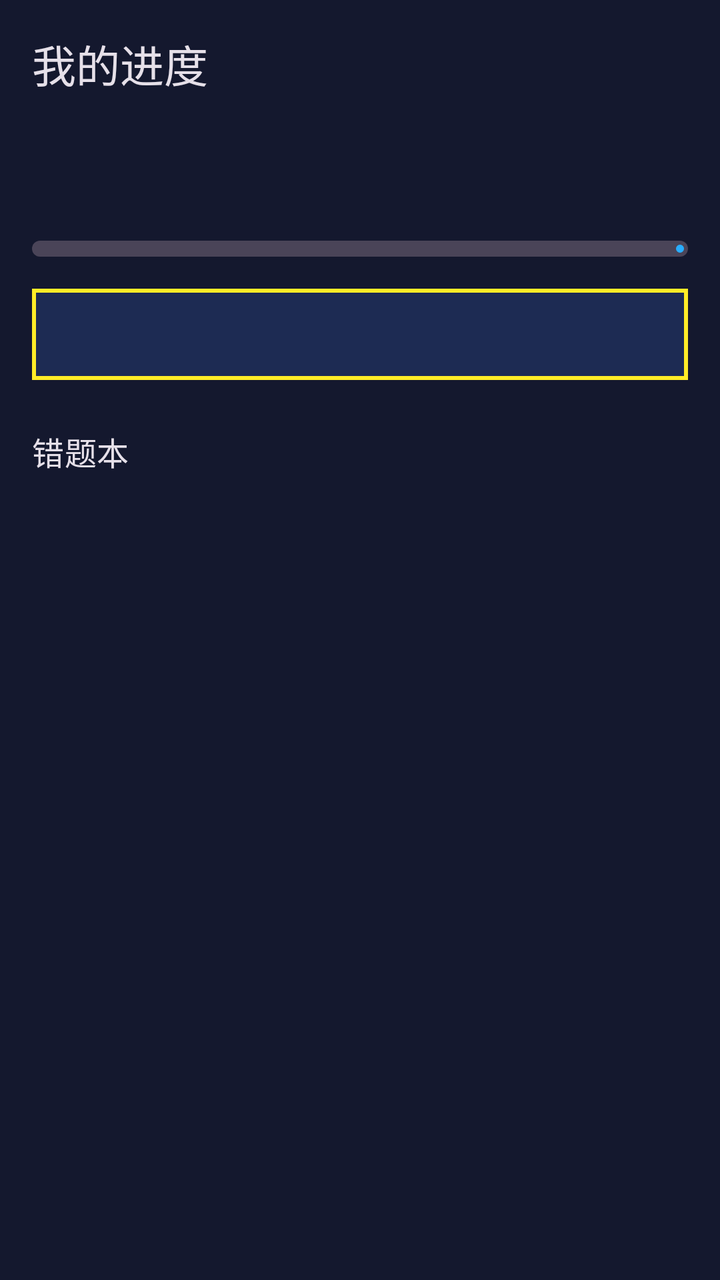
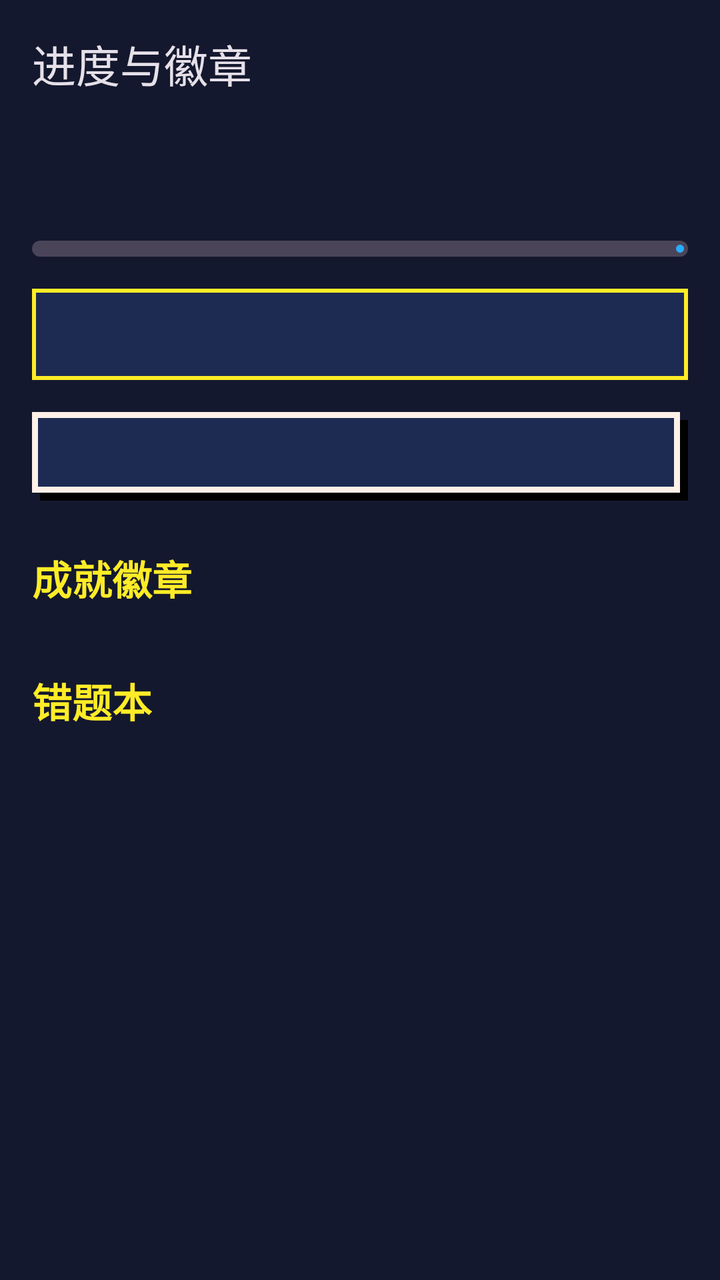

The first picture is an Android layout as it rendered before a commit; the second is the same layout after the commit. The layout source and the unified diff follow.
<!-- AndroidManifest.xml: application theme Theme.PyStarter -->
<!-- res/layout/activity_progress.xml -->
<?xml version="1.0" encoding="utf-8"?>
<LinearLayout xmlns:android="http://schemas.android.com/apk/res/android"
    xmlns:app="http://schemas.android.com/apk/res-auto"
    android:layout_width="match_parent"
    android:layout_height="match_parent"
    android:fitsSystemWindows="true"
    android:orientation="vertical">

    <com.google.android.material.appbar.MaterialToolbar
        android:id="@+id/toolbar"
        android:layout_width="match_parent"
        android:layout_height="?attr/actionBarSize"
        app:title="@string/my_progress" />

    <androidx.core.widget.NestedScrollView
        android:layout_width="match_parent"
        android:layout_height="match_parent">

        <LinearLayout
            android:layout_width="match_parent"
            android:layout_height="wrap_content"
            android:orientation="vertical"
            android:padding="16dp">

            <TextView
                android:id="@+id/correctCount"
                android:layout_width="wrap_content"
                android:layout_height="wrap_content"
                android:textAppearance="?attr/textAppearanceHeadlineSmall" />

            <com.google.android.material.progressindicator.LinearProgressIndicator
                android:id="@+id/totalProgress"
                android:layout_width="match_parent"
                android:layout_height="wrap_content"
                android:layout_marginTop="8dp"
                app:trackCornerRadius="4dp"
                app:trackThickness="8dp" />

            <TextView
                android:id="@+id/streakCount"
                android:layout_width="match_parent"
                android:layout_height="wrap_content"
                android:layout_marginTop="16dp"
                android:background="@drawable/bg_banner"
                android:padding="12dp"
                android:textAppearance="?attr/textAppearanceBodyLarge" />

            <TextView
                android:layout_width="wrap_content"
                android:layout_height="wrap_content"
                android:layout_marginTop="24dp"
                android:text="@string/wrong_book"
                android:textAppearance="?attr/textAppearanceTitleMedium" />

            <TextView
                android:id="@+id/wrongEmpty"
                android:layout_width="wrap_content"
                android:layout_height="wrap_content"
                android:layout_marginTop="8dp"
                android:text="@string/wrong_empty"
                android:visibility="gone" />

            <LinearLayout
                android:id="@+id/wrongList"
                android:layout_width="match_parent"
                android:layout_height="wrap_content"
                android:layout_marginTop="8dp"
                android:orientation="vertical" />
        </LinearLayout>
    </androidx.core.widget.NestedScrollView>
</LinearLayout>
<!-- resources referenced by this layout -->
<resources>
  <!-- drawable bg_banner (drawable) -->
  <?xml version="1.0" encoding="utf-8"?>
  <shape xmlns:android="http://schemas.android.com/apk/res/android" android:shape="rectangle">
      <solid android:color="@color/px_panel" />
      <stroke android:width="2dp" android:color="@color/px_yellow" />
  </shape>
  <string name="my_progress">我的进度</string>
  <string name="wrong_book">错题本</string>
  <string name="wrong_empty">暂时没有错题，真棒</string>
  <style name="Theme.PyStarter" parent="Theme.Material3.Dark.NoActionBar">
          <item name="colorPrimary">@color/px_blue</item>
          <item name="colorOnPrimary">@color/px_black</item>
          <item name="colorSecondary">@color/px_yellow</item>
          <item name="colorSurface">@color/px_panel</item>
          <item name="colorOnSurface">@color/px_white</item>
          <item name="android:colorBackground">@color/px_bg</item>
          <item name="android:windowBackground">@color/px_bg</item>
          <item name="android:statusBarColor">@color/px_black</item>
          <item name="android:navigationBarColor">@color/px_black</item>
          <item name="shapeAppearanceSmallComponent">@style/PxShape</item>
          <item name="shapeAppearanceMediumComponent">@style/PxShape</item>
          <item name="shapeAppearanceCornerSmall">@style/PxShape</item>
          <item name="shapeAppearanceCornerMedium">@style/PxShape</item>
          <item name="shapeAppearanceCornerLarge">@style/PxShape</item>
          <item name="shapeAppearanceCornerExtraLarge">@style/PxShape</item>
      </style>
  <color name="px_panel">#1D2B53</color>
  <color name="px_yellow">#FFEC27</color>
  <color name="px_blue">#29ADFF</color>
  <color name="px_black">#000000</color>
  <color name="px_white">#FFF1E8</color>
  <color name="px_bg">#14182E</color>
  <style name="PxShape">
          <item name="cornerFamily">cut</item>
          <item name="cornerSize">0dp</item>
      </style>
</resources>

<!-- the commit's change to res/layout/activity_progress.xml (unified diff, before → after) -->
@@ -46,11 +46,37 @@
                 android:textAppearance="?attr/textAppearanceBodyLarge" />
 
             <TextView
+                android:id="@+id/playerStats"
+                style="@style/PxText"
+                android:layout_width="match_parent"
+                android:layout_height="wrap_content"
+                android:layout_marginTop="16dp"
+                android:background="@drawable/px_panel"
+                android:paddingStart="14dp"
+                android:paddingTop="10dp"
+                android:paddingEnd="18dp"
+                android:paddingBottom="14dp" />
+
+            <TextView
+                style="@style/PxText.Title"
                 android:layout_width="wrap_content"
                 android:layout_height="wrap_content"
                 android:layout_marginTop="24dp"
-                android:text="@string/wrong_book"
-                android:textAppearance="?attr/textAppearanceTitleMedium" />
+                android:text="@string/badges" />
+
+            <LinearLayout
+                android:id="@+id/badgeList"
+                android:layout_width="match_parent"
+                android:layout_height="wrap_content"
+                android:layout_marginTop="8dp"
+                android:orientation="vertical" />
+
+            <TextView
+                style="@style/PxText.Title"
+                android:layout_width="wrap_content"
+                android:layout_height="wrap_content"
+                android:layout_marginTop="24dp"
+                android:text="@string/wrong_book" />
 
             <TextView
                 android:id="@+id/wrongEmpty"
<!-- resource entries referenced after the edit -->
@@ -6,9 +6,31 @@
       <solid android:color="@color/px_panel" />
       <stroke android:width="2dp" android:color="@color/px_yellow" />
   </shape>
-  <string name="my_progress">我的进度</string>
+  <!-- drawable px_panel (drawable) -->
+  <?xml version="1.0" encoding="utf-8"?>
+  <layer-list xmlns:android="http://schemas.android.com/apk/res/android">
+      <item android:left="4dp" android:top="4dp">
+          <shape><solid android:color="#000000" /></shape>
+      </item>
+      <item android:right="4dp" android:bottom="4dp">
+          <shape><solid android:color="#1D2B53" /><stroke android:width="3dp" android:color="#FFF1E8" /></shape>
+      </item>
+  </layer-list>
+  <string name="badges">成就徽章</string>
+  <string name="my_progress">进度与徽章</string>
   <string name="wrong_book">错题本</string>
   <string name="wrong_empty">暂时没有错题，真棒</string>
+  <style name="PxText">
+          <item name="android:fontFamily">monospace</item>
+          <item name="android:textStyle">bold</item>
+          <item name="android:textColor">@color/px_white</item>
+          <item name="android:textSize">15sp</item>
+          <item name="android:lineSpacingMultiplier">1.25</item>
+      </style>
+  <style name="PxText.Title">
+          <item name="android:textSize">20sp</item>
+          <item name="android:textColor">@color/px_yellow</item>
+      </style>
   <style name="Theme.PyStarter" parent="Theme.Material3.Dark.NoActionBar">
           <item name="colorPrimary">@color/px_blue</item>
           <item name="colorOnPrimary">@color/px_black</item>
